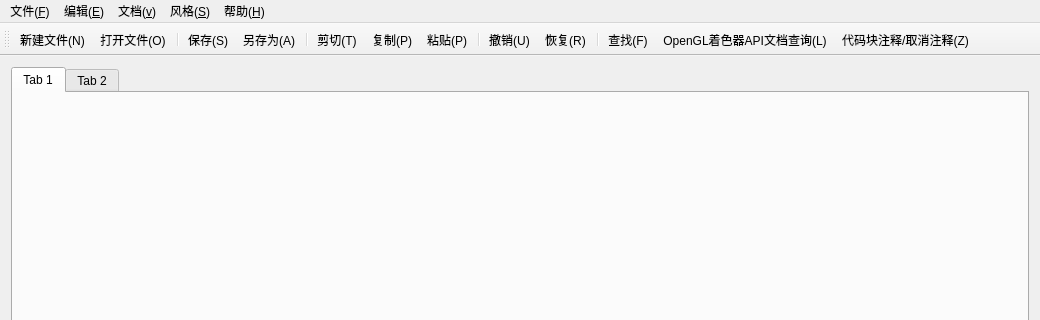
Above: Shaderpad/mainwindow.ui from ZeusYang/Shaderpad--plusplus before the change; both pictures show x 0 to 1040 and y 0 to 320 of the 1040 by 780 pixel window. Below: the same form after it.
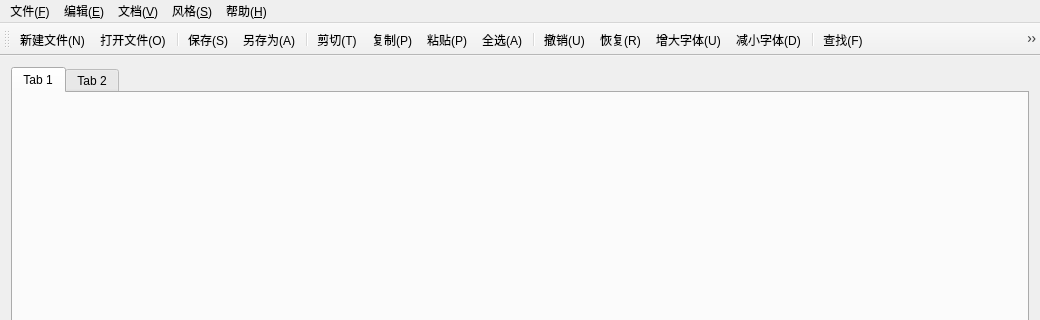
That is the form after the change. The open tabs and pages were chosen to show the change. Icons and pictures are not drawn.

```diff
--- a/Shaderpad/mainwindow.ui
+++ b/Shaderpad/mainwindow.ui
@@ -10,6 +10,12 @@
     <height>780</height>
    </rect>
   </property>
+  <property name="sizePolicy">
+   <sizepolicy hsizetype="Preferred" vsizetype="Preferred">
+    <horstretch>0</horstretch>
+    <verstretch>0</verstretch>
+   </sizepolicy>
+  </property>
   <property name="minimumSize">
    <size>
     <width>1040</width>
@@ -100,16 +106,6 @@
     <addaction name="separator"/>
     <addaction name="actionComment"/>
    </widget>
-   <widget class="QMenu" name="menu_File">
-    <property name="title">
-     <string>文档(&amp;v)</string>
-    </property>
-    <addaction name="actionSearch"/>
-    <addaction name="actionOpenGLAPI"/>
-    <addaction name="separator"/>
-    <addaction name="actionPrevious"/>
-    <addaction name="actionNext"/>
-   </widget>
    <widget class="QMenu" name="menu_2">
     <property name="title">
      <string>风格(&amp;S)</string>
@@ -129,6 +125,17 @@
     <addaction name="actionAbout"/>
     <addaction name="actionAboutQt"/>
    </widget>
+   <widget class="QMenu" name="menu_File">
+    <property name="title">
+     <string>文档(&amp;V)</string>
+    </property>
+    <addaction name="actionSearch"/>
+    <addaction name="actionJumpRow"/>
+    <addaction name="actionOpenGLAPI"/>
+    <addaction name="separator"/>
+    <addaction name="actionPrevious"/>
+    <addaction name="actionNext"/>
+   </widget>
    <addaction name="menu_F"/>
    <addaction name="menu_E"/>
    <addaction name="menu_File"/>
@@ -151,12 +158,16 @@
    <addaction name="actionCut"/>
    <addaction name="actionCopy"/>
    <addaction name="actionPaste"/>
+   <addaction name="actionSelectAll"/>
    <addaction name="separator"/>
    <addaction name="actionUndo"/>
    <addaction name="actionRedo"/>
+   <addaction name="actionZoomIn"/>
+   <addaction name="actionZoomOut"/>
    <addaction name="separator"/>
    <addaction name="actionSearch"/>
    <addaction name="actionOpenGLAPI"/>
+   <addaction name="actionJumpRow"/>
    <addaction name="actionComment"/>
   </widget>
   <widget class="QStatusBar" name="statusBar">
@@ -487,6 +498,21 @@
     <string>F1</string>
    </property>
   </action>
+  <action name="actionJumpRow">
+   <property name="icon">
+    <iconset resource="resource.qrc">
+     <normaloff>:/icons/Jump.png</normaloff>:/icons/Jump.png</iconset>
+   </property>
+   <property name="text">
+    <string>行跳转(&amp;T)</string>
+   </property>
+   <property name="toolTip">
+    <string>行跳转</string>
+   </property>
+   <property name="shortcut">
+    <string>F2</string>
+   </property>
+  </action>
  </widget>
  <layoutdefault spacing="6" margin="11"/>
  <resources>
```
Left out of the diff: 100 changed lines with no effect on the pictures.
